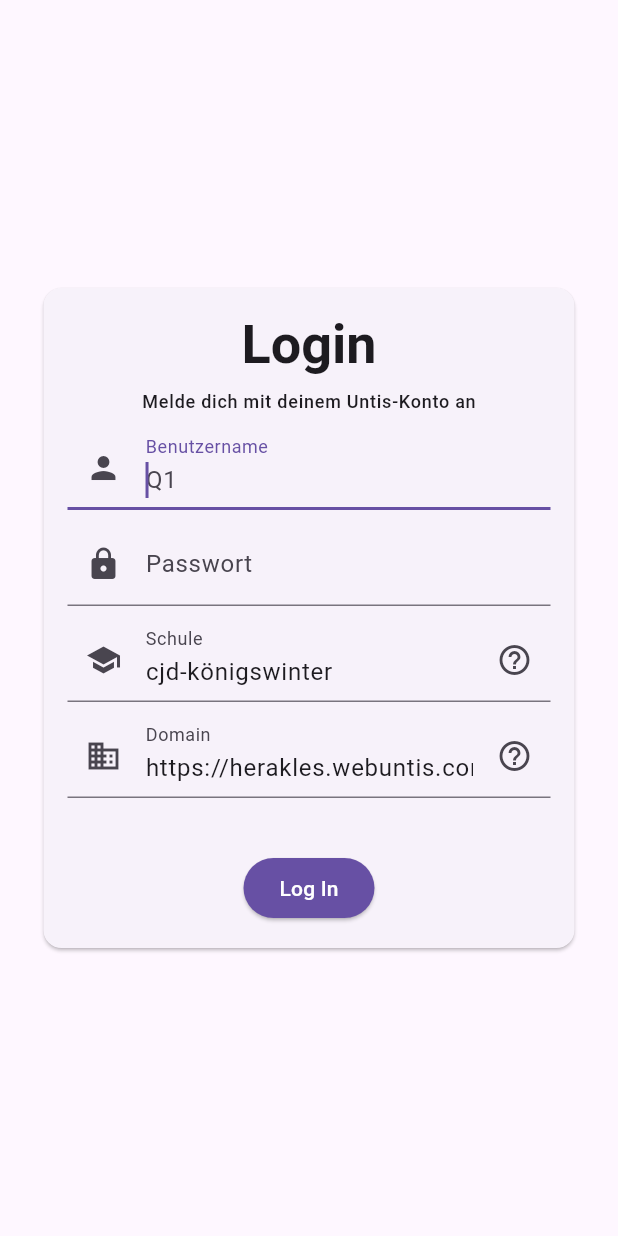
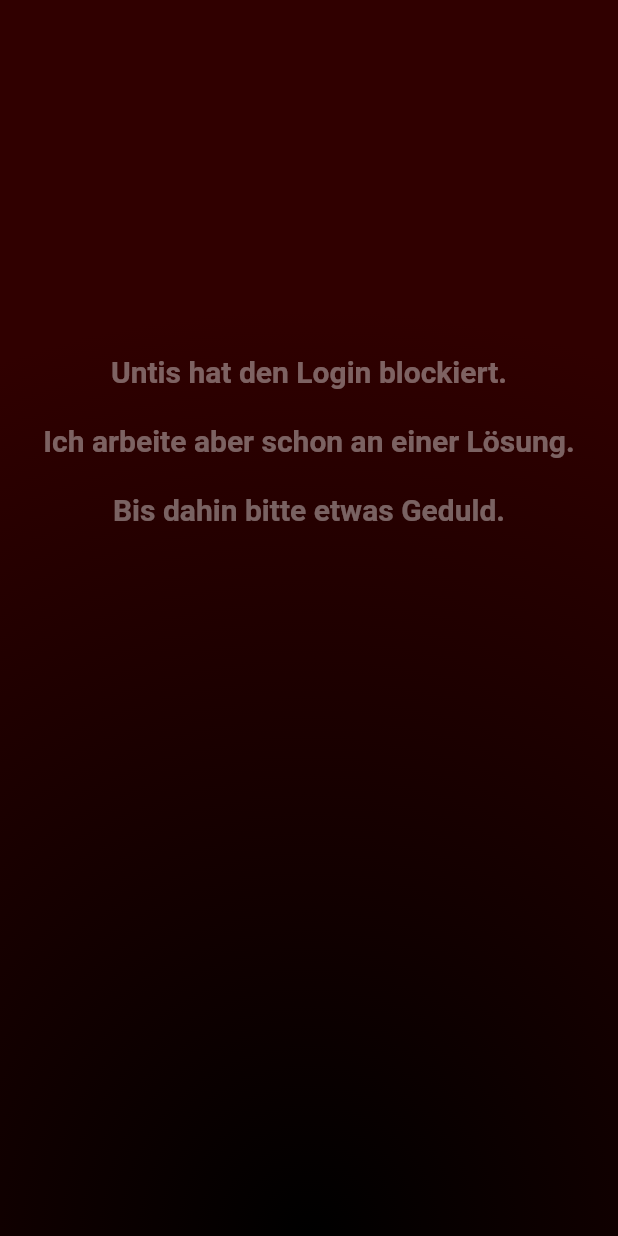
Before and after one commit to Lasslos/your_schedule, a Flutter app: the screen it shows after launch, on a phone screen of 412 x 824 dp. Run offline on Flutter 3.47's test engine with Material 2 defaults, Android fonts, the phone set to English and light mode, and no system bars; our stand-ins replace flutter_riverpod, flutter_secure_storage, google_fonts, logger, shared_preferences.

Commit message:
Temp block of app

```diff
--- a/lib/main.dart
+++ b/lib/main.dart
@@ -7,6 +7,13 @@
 import 'package:your_schedule/ui/screens/loading_screen/loading_screen.dart';
 
 void main() async {
+  runApp(
+    MaterialApp(
+      home: const TempWidget(),
+    ),
+  );
+  return;
+
   Intl.defaultLocale = 'de';
   initializeDateFormatting('de_DE', null);
   WidgetsFlutterBinding.ensureInitialized();
@@ -57,3 +64,40 @@
     );
   }
 }
+
+class TempWidget extends StatelessWidget {
+  const TempWidget({Key? key}) : super(key: key);
+
+  //Create an evil-looking gradient background with large foreground text
+  @override
+  Widget build(BuildContext context) => Scaffold(
+        body: Container(
+          decoration: BoxDecoration(
+            gradient: RadialGradient(
+              radius: 1.5,
+              center: Alignment.bottomCenter,
+              colors: [
+                Colors.black,
+                Colors.black.withRed(24),
+                Colors.black.withRed(48),
+              ],
+            ),
+          ),
+          child: Column(
+            crossAxisAlignment: CrossAxisAlignment.stretch,
+            children: [
+              Spacer(flex: 1),
+              Text(
+                'Untis hat den Login blockiert.\n\nIch arbeite aber schon an einer Lösung.\n\nBis dahin bitte etwas Geduld.',
+                style: Theme.of(context).textTheme.headline6!.copyWith(
+                      color: Colors.white38,
+                      fontWeight: FontWeight.bold,
+                    ),
+                textAlign: TextAlign.center,
+              ),
+              Spacer(flex: 2),
+            ],
+          ),
+        ),
+      );
+}
--- a/lib/ui/screens/loading_screen/loading_screen.dart
+++ b/lib/ui/screens/loading_screen/loading_screen.dart
@@ -53,6 +53,7 @@
       );
       return;
     } catch (e, s) {
+      rethrow;
       getLogger().e("Error while creating session", e, s);
       // This can be ignored as we use the context given by the state, meaning we don't store it.
       // ignore: use_build_context_synchronously
```
